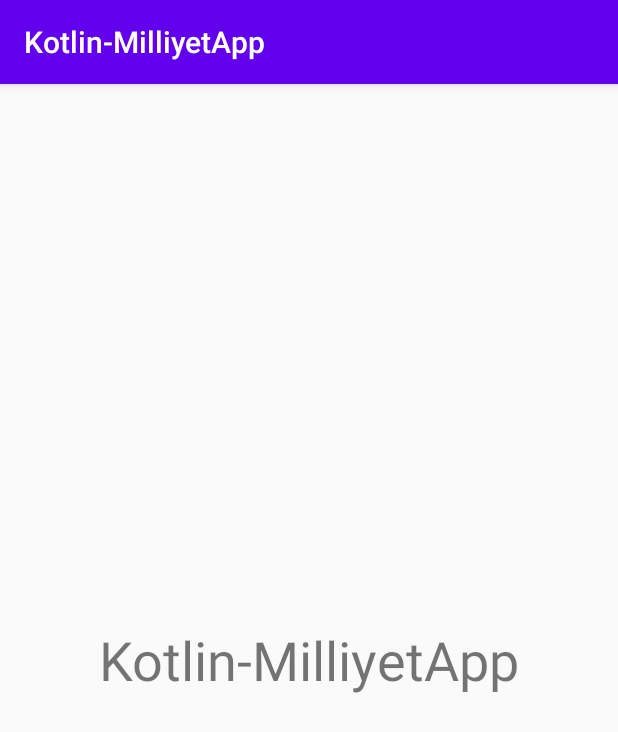
After one commit to mustafayigitt/Kotlin-MilliyetApp, an Android app: the SplashActivity screen opened directly, with no data from a screen before it, on a phone screen of 412 x 824 dp. The commit adds this screen. Shown: the top 732 px of the screen. Run offline under Robolectric (Android 15) with nearby library versions, the phone set to English and light mode, and no system bars.

Commit message:
SplashScreen Created

```diff
--- a/app/src/main/AndroidManifest.xml
+++ b/app/src/main/AndroidManifest.xml
@@ -9,7 +9,8 @@
         android:roundIcon="@mipmap/ic_launcher_round"
         android:supportsRtl="true"
         android:theme="@style/AppTheme">
-        <activity android:name=".MainActivity">
+        <activity android:name=".ui.DashboardActivity"></activity>
+        <activity android:name=".ui.SplashActivity">
             <intent-filter>
                 <action android:name="android.intent.action.MAIN" />
 
--- /dev/null
+++ b/app/src/main/java/com/mustafayigit/kotlin_milliyetapp/ui/SplashActivity.kt
@@ -0,0 +1,25 @@
+package com.mustafayigit.kotlin_milliyetapp.ui
+
+import android.os.Bundle
+import android.os.CountDownTimer
+import androidx.appcompat.app.AppCompatActivity
+import com.mustafayigit.kotlin_milliyetapp.R
+import com.mustafayigit.kotlin_milliyetapp.util.extStartActivity
+
+class SplashActivity : AppCompatActivity() {
+
+    override fun onCreate(savedInstanceState: Bundle?) {
+        super.onCreate(savedInstanceState)
+        setContentView(R.layout.activity_splash)
+
+        object : CountDownTimer(3000, 1000) {
+            override fun onFinish() {
+                this@SplashActivity extStartActivity DashboardActivity::class.java
+            }
+
+            override fun onTick(millisUntilFinished: Long) {}
+
+        }.start()
+
+    }
+}
--- a/app/src/main/res/layout/activity_main.xml
+++ b/app/src/main/res/layout/activity_splash.xml
@@ -1,18 +1,20 @@
 <?xml version="1.0" encoding="utf-8"?>
-<androidx.constraintlayout.widget.ConstraintLayout xmlns:android="http://schemas.android.com/apk/res/android"
+<FrameLayout xmlns:android="http://schemas.android.com/apk/res/android"
     xmlns:app="http://schemas.android.com/apk/res-auto"
     xmlns:tools="http://schemas.android.com/tools"
     android:layout_width="match_parent"
     android:layout_height="match_parent"
-    tools:context=".MainActivity">
+    tools:context=".ui.SplashActivity">
 
     <TextView
         android:layout_width="wrap_content"
         android:layout_height="wrap_content"
-        android:text="Hello World!"
+        android:layout_gravity="center"
+        android:text="@string/app_name"
+        android:textSize="36sp"
         app:layout_constraintBottom_toBottomOf="parent"
         app:layout_constraintLeft_toLeftOf="parent"
         app:layout_constraintRight_toRightOf="parent"
         app:layout_constraintTop_toTopOf="parent" />
 
-</androidx.constraintlayout.widget.ConstraintLayout>
+</FrameLayout>
```
Also changed, not shown: app/src/main/java/com/mustafayigit/kotlin_milliyetapp/MainActivity.kt (deleted, +0 -12 lines), app/src/main/java/com/mustafayigit/kotlin_milliyetapp/ui/DashboardActivity.kt (added, +13 -0 lines), app/src/main/java/com/mustafayigit/kotlin_milliyetapp/util/AppUtil.kt (added, +13 -0 lines), app/src/main/res/layout/activity_dashboard.xml (added, +8 -0 lines).
